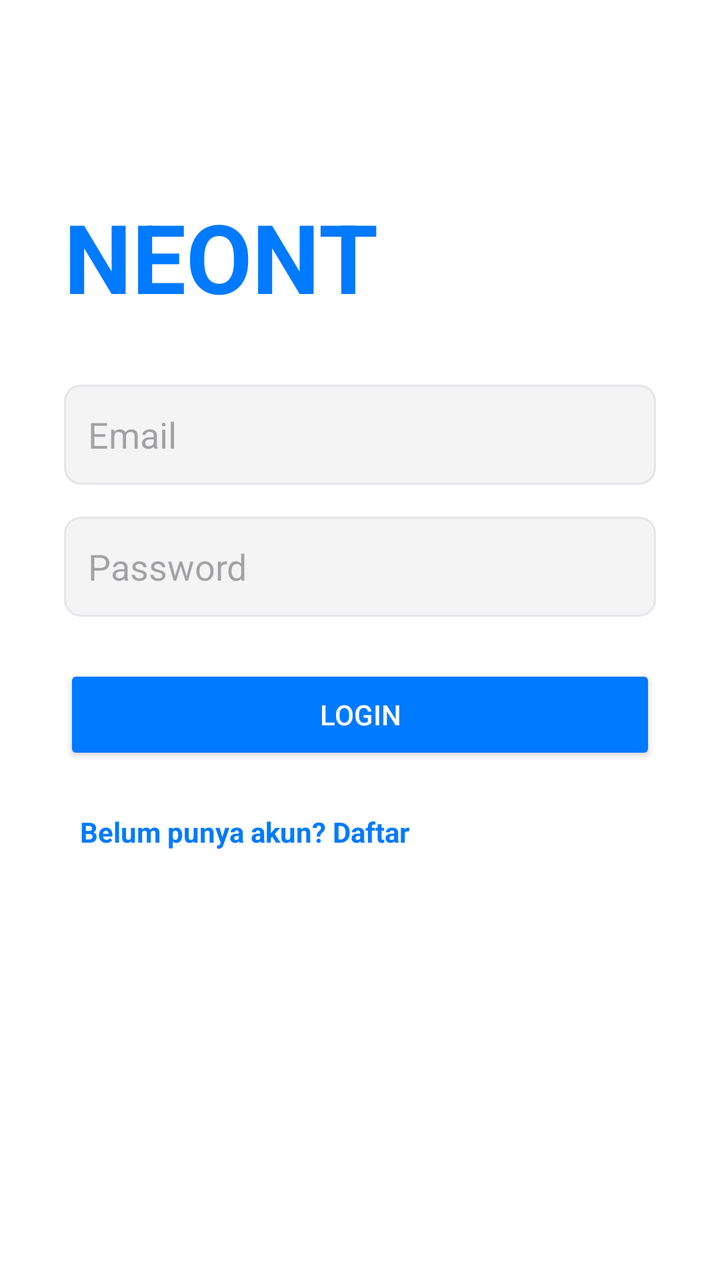
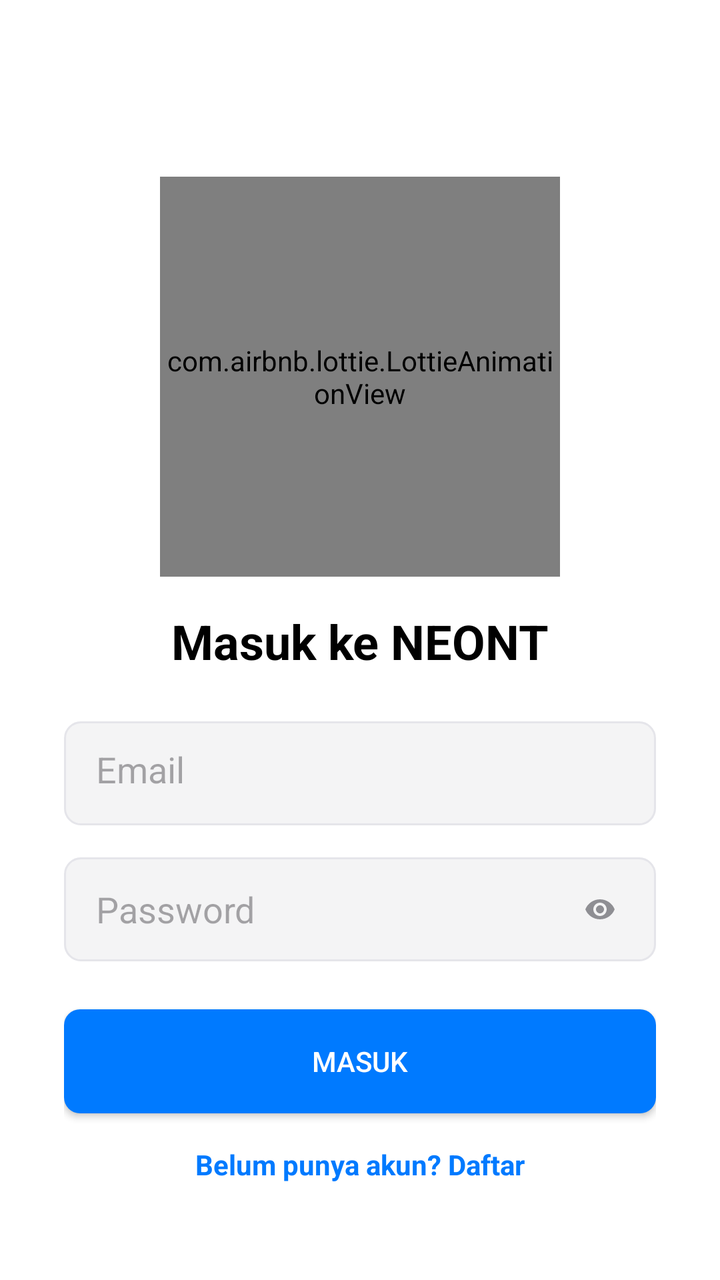

Compare the two renders of this Android layout. The source of the first and the diff that turns it into the second are given below.
<!-- AndroidManifest.xml: application theme Theme.Material3.Light.NoActionBar -->
<!-- res/layout/activity_main.xml -->
<?xml version="1.0" encoding="utf-8"?>
<LinearLayout xmlns:android="http://schemas.android.com/apk/res/android"
    android:layout_width="match_parent"
    android:layout_height="match_parent"
    android:orientation="vertical"
    android:padding="32dp"
    android:background="@color/tg_bg">

    <TextView
        android:layout_width="wrap_content"
        android:layout_height="wrap_content"
        android:text="NEONT"
        android:textSize="48sp"
        android:textStyle="bold"
        android:textColor="@color/tg_blue"
        android:layout_marginTop="64dp"
        android:layout_marginBottom="32dp"/>

    <EditText
        android:id="@+id/etEmail"
        android:layout_width="match_parent"
        android:layout_height="50dp"
        android:hint="Email"
        android:inputType="textEmailAddress"
        android:background="@drawable/bg_input_telegram"
        android:padding="12dp"
        android:layout_marginBottom="16dp"/>

    <EditText
        android:id="@+id/etPassword"
        android:layout_width="match_parent"
        android:layout_height="50dp"
        android:hint="Password"
        android:inputType="textPassword"
        android:background="@drawable/bg_input_telegram"
        android:padding="12dp"
        android:layout_marginBottom="24dp"/>

    <Button
        android:id="@+id/btnLogin"
        android:layout_width="match_parent"
        android:layout_height="50dp"
        android:text="LOGIN"
        android:backgroundTint="@color/tg_blue"
        android:textColor="#FFFFFF"
        android:layout_marginBottom="16dp"/>

    <TextView
        android:id="@+id/btnRegister"
        android:layout_width="wrap_content"
        android:layout_height="wrap_content"
        android:text="Belum punya akun? Daftar"
        android:textColor="@color/tg_blue"
        android:textStyle="bold"
        android:padding="8dp"/>
</LinearLayout>
<!-- resources referenced by this layout -->
<resources>
  <color name="tg_bg">#FFFFFF</color>
  <color name="tg_blue">#007AFF</color>
  <!-- drawable bg_input_telegram (drawable) -->
  <?xml version="1.0" encoding="utf-8"?>
  <shape xmlns:android="http://schemas.android.com/apk/res/android">
      <solid android:color="@color/tg_bg_gray" />
      <stroke android:width="1dp" android:color="#E5E5EA" />
      <corners android:radius="8dp" />
  </shape>
  <color name="tg_bg_gray">#F4F4F5</color>
</resources>

<!-- the commit's change to res/layout/activity_main.xml (unified diff, before → after) -->
@@ -1,56 +1,51 @@
 <?xml version="1.0" encoding="utf-8"?>
-<LinearLayout xmlns:android="http://schemas.android.com/apk/res/android"
-    android:layout_width="match_parent"
-    android:layout_height="match_parent"
-    android:orientation="vertical"
-    android:padding="32dp"
-    android:background="@color/tg_bg">
+<androidx.constraintlayout.widget.ConstraintLayout xmlns:android="http://schemas.android.com/apk/res/android"
+    xmlns:app="http://schemas.android.com/apk/res-auto"
+    android:layout_width="match_parent" android:layout_height="match_parent"
+    android:background="@color/tg_bg" android:padding="32dp">
 
-    <TextView
-        android:layout_width="wrap_content"
-        android:layout_height="wrap_content"
-        android:text="NEONT"
-        android:textSize="48sp"
-        android:textStyle="bold"
-        android:textColor="@color/tg_blue"
-        android:layout_marginTop="64dp"
-        android:layout_marginBottom="32dp"/>
+    
+    <com.airbnb.lottie.LottieAnimationView
+        android:id="@+id/lottieAnim"
+        android:layout_width="200dp" android:layout_height="200dp"
+        app:layout_constraintTop_toTopOf="parent" app:layout_constraintBottom_toBottomOf="parent"
+        app:layout_constraintStart_toStartOf="parent" app:layout_constraintEnd_toEndOf="parent"
+        app:layout_constraintVertical_bias="0.15" />
 
-    <EditText
-        android:id="@+id/etEmail"
-        android:layout_width="match_parent"
-        android:layout_height="50dp"
-        android:hint="Email"
-        android:inputType="textEmailAddress"
-        android:background="@drawable/bg_input_telegram"
-        android:padding="12dp"
-        android:layout_marginBottom="16dp"/>
+    
+    <TextView android:id="@+id/tvTitle" android:layout_width="wrap_content" android:layout_height="wrap_content"
+        android:text="Masuk ke NEONT" android:textSize="24sp" android:textStyle="bold" android:textColor="@color/tg_text"
+        android:layout_marginTop="16dp" app:layout_constraintTop_toBottomOf="@id/lottieAnim"
+        app:layout_constraintStart_toStartOf="parent" app:layout_constraintEnd_toEndOf="parent" />
 
-    <EditText
-        android:id="@+id/etPassword"
-        android:layout_width="match_parent"
-        android:layout_height="50dp"
-        android:hint="Password"
-        android:inputType="textPassword"
-        android:background="@drawable/bg_input_telegram"
-        android:padding="12dp"
-        android:layout_marginBottom="24dp"/>
+    
+    <EditText android:id="@+id/etEmail" android:layout_width="match_parent" android:layout_height="52dp"
+        android:hint="Email" android:inputType="textEmailAddress" android:background="@drawable/bg_input_telegram"
+        android:padding="16dp" android:layout_marginTop="24dp" app:layout_constraintTop_toBottomOf="@id/tvTitle" />
 
-    <Button
-        android:id="@+id/btnLogin"
-        android:layout_width="match_parent"
-        android:layout_height="50dp"
-        android:text="LOGIN"
-        android:backgroundTint="@color/tg_blue"
-        android:textColor="#FFFFFF"
-        android:layout_marginBottom="16dp"/>
+    
+    <LinearLayout android:id="@+id/layoutPassword" android:layout_width="match_parent" android:layout_height="52dp"
+        android:orientation="horizontal" android:background="@drawable/bg_input_telegram"
+        android:paddingStart="16dp" android:paddingEnd="16dp" android:layout_marginTop="16dp"
+        app:layout_constraintTop_toBottomOf="@id/etEmail">
 
-    <TextView
-        android:id="@+id/btnRegister"
-        android:layout_width="wrap_content"
-        android:layout_height="wrap_content"
-        android:text="Belum punya akun? Daftar"
-        android:textColor="@color/tg_blue"
-        android:textStyle="bold"
-        android:padding="8dp"/>
-</LinearLayout>
+        <EditText android:id="@+id/etPassword" android:layout_width="0dp" android:layout_height="match_parent"
+            android:layout_weight="1" android:hint="Password" android:inputType="textPassword"
+            android:background="@android:color/transparent" android:padding="0dp"/>
+
+        <ImageView android:id="@+id/ivTogglePass" android:layout_width="24dp" android:layout_height="24dp"
+            android:src="@drawable/ic_eye_open" app:tint="@color/tg_text_gray"
+            android:layout_gravity="center_vertical" android:padding="4dp"/>
+    </LinearLayout>
+
+    
+    <Button android:id="@+id/btnLogin" android:layout_width="match_parent" android:layout_height="52dp"
+        android:text="MASUK" android:background="@drawable/bg_button_telegram" android:textColor="#FFFFFF"
+        android:layout_marginTop="24dp" app:layout_constraintTop_toBottomOf="@id/layoutPassword" />
+
+    
+    <TextView android:id="@+id/tvGoToRegister" android:layout_width="wrap_content" android:layout_height="wrap_content"
+        android:text="Belum punya akun? Daftar" android:textColor="@color/tg_blue" android:textStyle="bold"
+        android:layout_marginTop="16dp" app:layout_constraintTop_toBottomOf="@id/btnLogin"
+        app:layout_constraintStart_toStartOf="parent" app:layout_constraintEnd_toEndOf="parent" />
+</androidx.constraintlayout.widget.ConstraintLayout>
<!-- resource entries referenced after the edit -->
@@ -2,6 +2,14 @@
 <resources>
   <color name="tg_bg">#FFFFFF</color>
   <color name="tg_blue">#007AFF</color>
+  <color name="tg_text">#000000</color>
+  <color name="tg_text_gray">#8E8E93</color>
+  <!-- drawable bg_button_telegram (drawable) -->
+  <?xml version="1.0" encoding="utf-8"?>
+  <shape xmlns:android="http://schemas.android.com/apk/res/android">
+      <solid android:color="@color/tg_blue" />
+      <corners android:radius="8dp" />
+  </shape>
   <!-- drawable bg_input_telegram (drawable) -->
   <?xml version="1.0" encoding="utf-8"?>
   <shape xmlns:android="http://schemas.android.com/apk/res/android">
@@ -9,6 +17,10 @@
       <stroke android:width="1dp" android:color="#E5E5EA" />
       <corners android:radius="8dp" />
   </shape>
+  <!-- drawable ic_eye_open (drawable) -->
+  <vector xmlns:android="http://schemas.android.com/apk/res/android" android:width="24dp" android:height="24dp" android:viewportWidth="24" android:viewportHeight="24">
+      <path android:fillColor="#000000" android:pathData="M12,4.5C7,4.5 2.73,7.61 1,12c1.73,4.39 6,7.5 11,7.5s9.27,-3.11 11,-7.5c-1.73,-4.39 -6,-7.5 -11,-7.5zM12,17c-2.76,0 -5,-2.24 -5,-5s2.24,-5 5,-5 5,2.24 5,5 -2.24,5 -5,5zM12,9c-1.66,0 -3,1.34 -3,3s1.34,3 3,3 3,-1.34 3,-3 -1.34,-3 -3,-3z"/>
+  </vector>
   <color name="tg_bg_gray">#F4F4F5</color>
 </resources>
 
